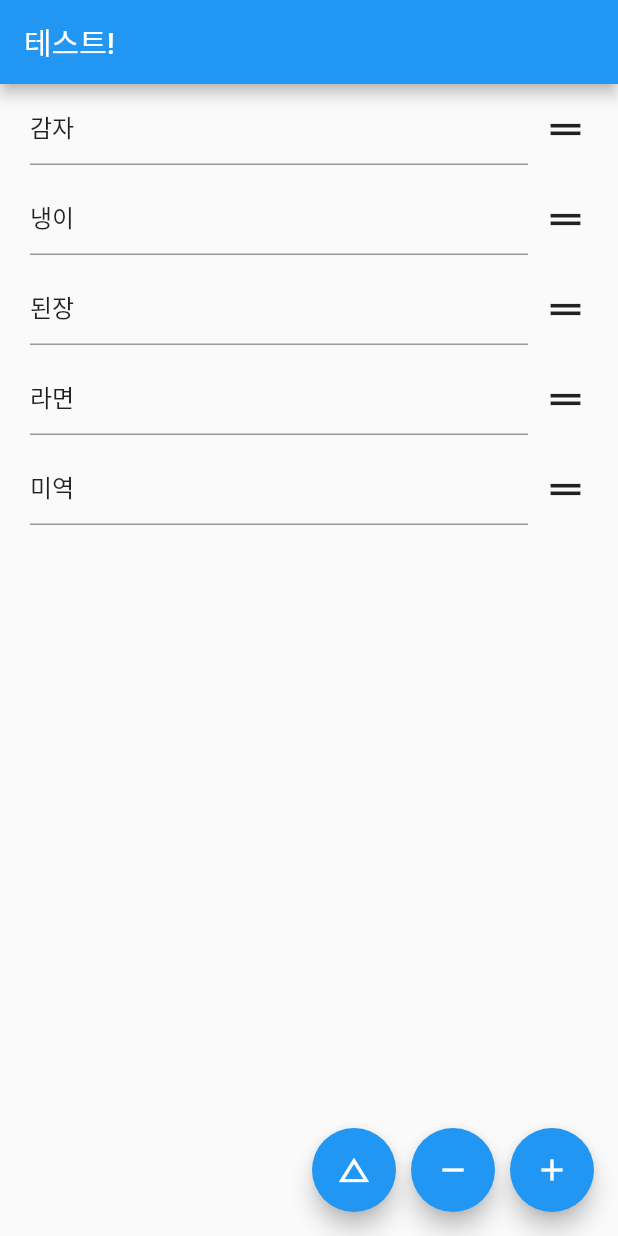
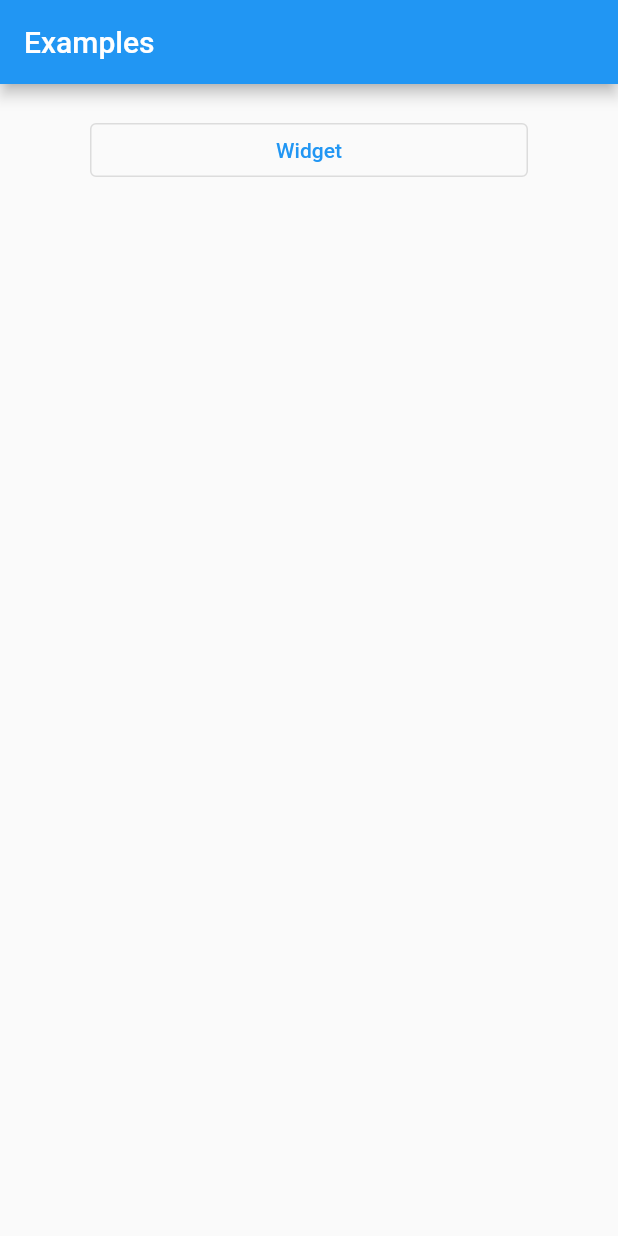
Before and after one commit to pkk1113/flutter_examples, a Flutter app: the screen it shows after launch, on a phone screen of 412 x 824 dp. Run offline on Flutter 3.47's test engine with Material 2 defaults, Android fonts, the phone set to English and light mode, and no system bars; our stand-ins replace get.

Commit message:
[add] fittedbox 예제 추가

```diff
--- a/lib/main.dart
+++ b/lib/main.dart
@@ -1,186 +1,29 @@
 import 'package:flutter/material.dart';
+import 'package:flutter_application_1/pages/test_fittedbox_page.dart';
 import 'package:get/get.dart';
 
-void main() => runApp(GetMaterialApp(home: App()));
+void main() => runApp(GetMaterialApp(home: Main()));
 
-class Item {
-  String str;
-  Item({this.str});
-}
-
-class ItemWidget extends StatelessWidget {
-  final Key key;
-  final int index;
-  final String str;
-  final bool isLast;
-
-  ItemWidget({this.index, this.str, this.isLast}) : key = Key('$index');
-
+class Main extends StatelessWidget {
   @override
   Widget build(BuildContext context) {
-    print(str);
-    return Material(
-      child: Container(
-        key: key,
-        margin: EdgeInsets.symmetric(horizontal: 20, vertical: 5.0),
-        height: 50,
-        child: Row(
-          mainAxisAlignment: MainAxisAlignment.spaceBetween,
+    return Scaffold(
+      appBar: AppBar(title: Text('Examples')),
+      body: Container(
+        padding: EdgeInsets.symmetric(vertical: 20.0, horizontal: 60.0),
+        child: ListView(
           children: [
-            Expanded(
-              // child: Text(str),
-              child: TextFormField(
-                  key: Key(str),
-                  initialValue: str,
-                  textInputAction: TextInputAction.next,
-                  maxLines: 1,
-                  onFieldSubmitted: (value) {},
-                  onEditingComplete: () {
-                    return isLast ? Get.focusScope.unfocus() : Get.focusScope.nextFocus();
-                  }),
-            ),
-            SizedBox(width: 10),
-            GestureDetector(
-              onTapDown: (_) => Get.focusScope.unfocus(),
-              child: ReorderableDragStartListener(
-                child: const Icon(
-                  Icons.drag_handle,
-                  size: 30,
-                ),
-                index: index,
-              ),
-            ),
+            _buildButton(TestFittedBoxPage()),
           ],
         ),
       ),
     );
   }
-}
 
-class App extends StatefulWidget {
-  @override
-  _AppState createState() => _AppState();
-}
-
-class _AppState extends State<App> {
-  var items = [];
-  TextEditingController textEditorController;
-
-  @override
-  void initState() {
-    items
-      ..add(Item(str: '감자'))
-      ..add(Item(str: '냉이'))
-      ..add(Item(str: '된장'))
-      ..add(Item(str: '라면'))
-      ..add(Item(str: '미역'));
-    textEditorController = TextEditingController();
-    super.initState();
-  }
-
-  @override
-  void dispose() {
-    textEditorController.dispose();
-    super.dispose();
-  }
-
-  @override
-  Widget build(BuildContext context) {
-    print('app build');
-    return Scaffold(
-      appBar: AppBar(title: Text('테스트!')),
-      floatingActionButton: Row(
-        mainAxisAlignment: MainAxisAlignment.end,
-        children: [
-          FloatingActionButton(
-              onPressed: () {
-                setState(() {
-                  items[0] = Item(str: '고구마');
-                });
-              },
-              child: Icon(Icons.change_history)),
-          SizedBox(width: 10),
-          FloatingActionButton(
-              onPressed: () {
-                setState(() {
-                  items.removeLast();
-                });
-              },
-              child: Icon(Icons.remove)),
-          SizedBox(width: 10),
-          FloatingActionButton(
-            child: Icon(Icons.add),
-            onPressed: () => _showDialog(),
-          ),
-        ],
-      ),
-      body: GestureDetector(
-        onTap: () {
-          Get.focusScope.unfocus();
-        },
-        child: ReorderableListView.builder(
-          itemBuilder: (context, index) {
-            return ItemWidget(
-              index: index,
-              str: items[index].str,
-              isLast: items.length - 1 == index,
-            );
-          },
-          itemCount: items.length,
-          onReorder: (oldIndex, newIndex) {
-            setState(() {
-              if (oldIndex < newIndex) {
-                newIndex -= 1;
-              }
-              final item = items.removeAt(oldIndex);
-              items.insert(newIndex, item);
-            });
-          },
-        ),
-      ),
-    );
-  }
-
-  _showDialog() {
-    Get.dialog(
-      AlertDialog(
-        shape: RoundedRectangleBorder(borderRadius: BorderRadius.circular(6.0)),
-        contentPadding: EdgeInsets.only(left: 15, right: 15, top: 10, bottom: 15),
-        content: SizedBox(
-          width: 0,
-          child: ListView(
-            physics: NeverScrollableScrollPhysics(),
-            shrinkWrap: true,
-            children: [
-              TextField(
-                controller: textEditorController,
-              ),
-              Row(
-                mainAxisAlignment: MainAxisAlignment.spaceBetween,
-                children: [
-                  Expanded(
-                      child: OutlinedButton(
-                          onPressed: () {
-                            Get.back();
-                          },
-                          child: Text('취소'))),
-                  SizedBox(width: 5),
-                  Expanded(
-                    child: OutlinedButton(
-                      onPressed: () {
-                        textEditorController.clear();
-                        Get.back();
-                      },
-                      child: Text('확인'),
-                    ),
-                  ),
-                ],
-              )
-            ],
-          ),
-        ),
-      ),
-      barrierDismissible: true,
+  _buildButton(Widget page) {
+    return OutlinedButton(
+      onPressed: () => Get.to(() => page, transition: Transition.rightToLeft),
+      child: Text(page.toStringShort()),
     );
   }
 }
```
Also changed, not shown: lib/pages/test_fittedbox_page.dart (added, +58 -0 lines).
